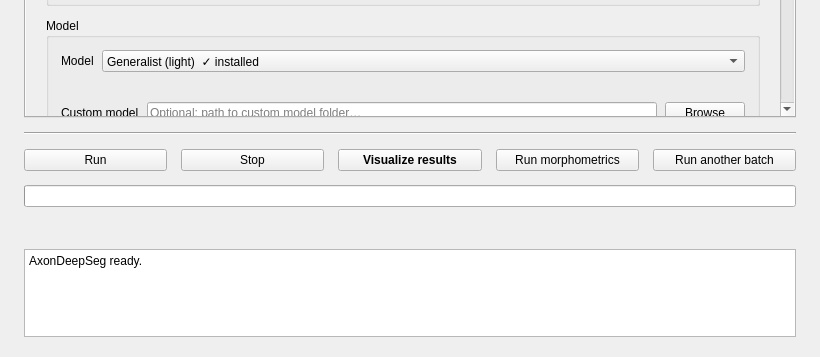
This is AxonDeepSeg/ads_gui/ads_gui.ui in axondeepseg/axondeepseg as Qt 5 draws it before an edit; both pictures show x 0 to 820 and y 403 to 760 of the 820 by 760 pixel window. The edited form follows.
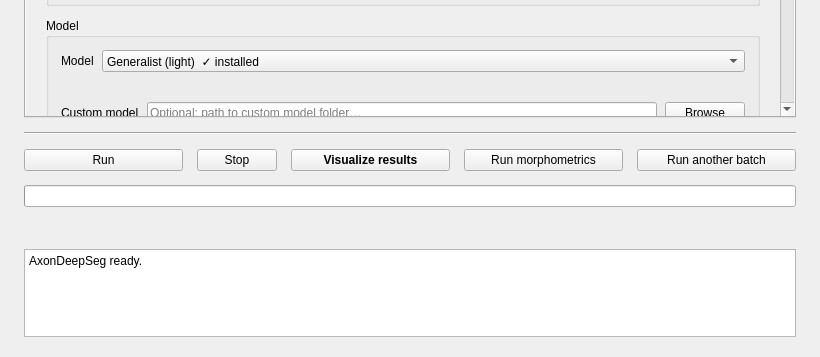
This is the edited form.

Commit message:
Let buttons and labels size to their text on scaled displays
Hard-coded maximum widths clipped the text once the OS font scaling went above
100% (reported on Ubuntu at 125-150%). Buttons now use a fixed size policy so
they fit their label, and Qt's high-DPI scaling is turned on at startup.

Patch:
```diff
--- a/AxonDeepSeg/ads_gui/ads_gui.ui
+++ b/AxonDeepSeg/ads_gui/ads_gui.ui
@@ -660,7 +660,7 @@
       <item>
        <widget class="QPushButton" name="stop_btn">
         <property name="text"><string>Stop</string></property>
-        <property name="maximumWidth"><number>90</number></property>
+        <property name="sizePolicy"><sizepolicy hsizetype="Fixed" vsizetype="Fixed"><horstretch>0</horstretch><verstretch>0</verstretch></sizepolicy></property>
         <property name="minimumHeight"><number>42</number></property>
        </widget>
       </item>
```
Left out of the diff: 19 changed lines with no effect on the pictures. The commit also changes 1 other file.
